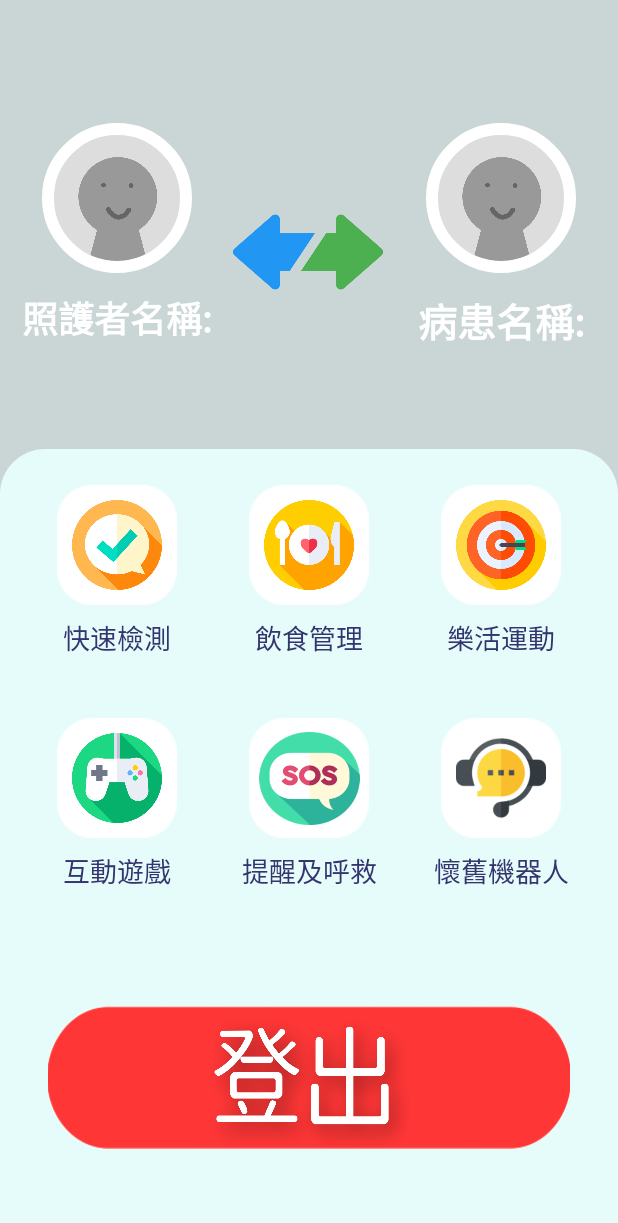
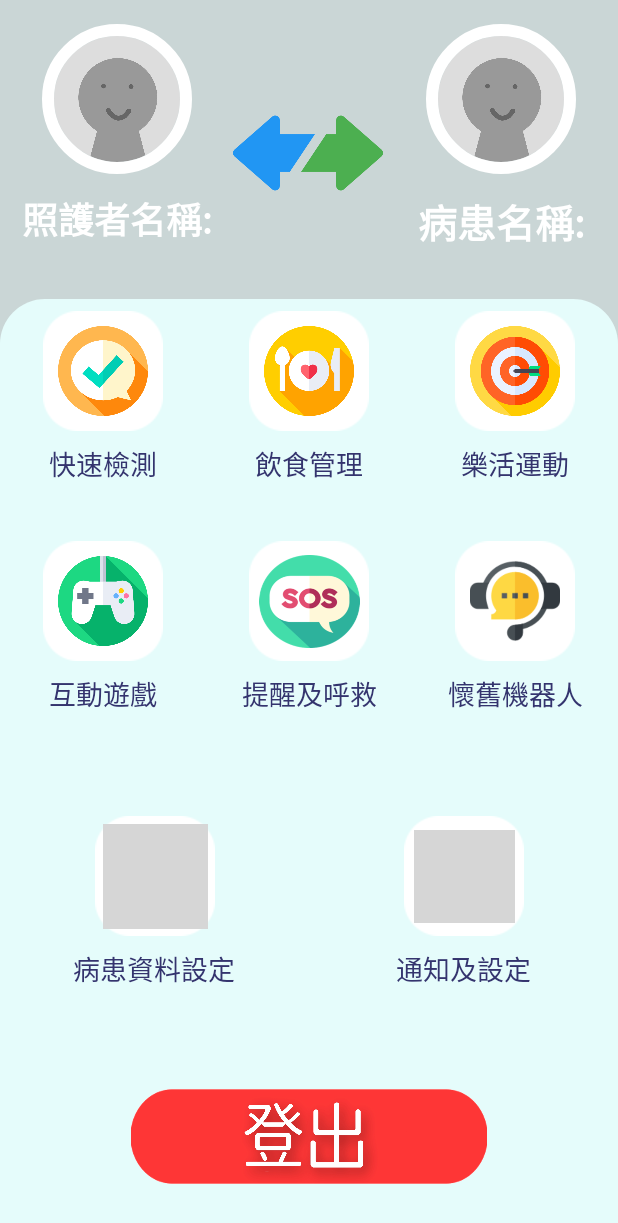
Before and after one commit to sumeao/Non-Dementia, an Android app: the MainActivity screen opened directly, with no data from a screen before it, on a phone screen of 412 x 824 dp. Shown: the top 1223 px of the screen. Run offline under Robolectric (Android 15) with nearby library versions, the phone set to English and light mode, and no system bars; our stand-ins replace CircleImageView; 5 statements that could not run were skipped; grey boxes are pictures that could not be loaded.

Commit message:
main更新

```diff
--- a/app/src/main/res/layout/activity_main.xml
+++ b/app/src/main/res/layout/activity_main.xml
@@ -6,8 +6,8 @@
     android:layout_width="match_parent"
     android:layout_height="match_parent"
     android:background="#CAD6D6"
-    tools:viewBindingIgnore="true"
-    tools:context=".MainActivity">
+    tools:context=".MainActivity"
+    tools:viewBindingIgnore="true">
 
 
     <androidx.constraintlayout.widget.ConstraintLayout
@@ -40,13 +40,12 @@
             android:layout_height="100dp"
             android:layout_marginStart="28dp"
             android:layout_marginTop="16dp"
+            android:src="@drawable/head_bg"
+            app:civ_border_color="#FFFFFF"
+            app:civ_border_width="8dp"
             app:layout_constraintStart_toStartOf="parent"
             app:layout_constraintTop_toTopOf="parent"
-            tools:ignore="SpeakableTextPresentCheck"
-            android:src="@drawable/head_bg"
-            app:civ_border_width="8dp"
-            app:civ_border_color="#FFFFFF"
-            />
+            tools:ignore="SpeakableTextPresentCheck" />
 
         <ImageView
             android:id="@+id/double_arrow"
@@ -57,8 +56,7 @@
             app:layout_constraintEnd_toEndOf="parent"
             app:layout_constraintHorizontal_bias="0.147"
             app:layout_constraintStart_toEndOf="@+id/caregiver"
-            app:layout_constraintTop_toTopOf="parent"
-             />
+            app:layout_constraintTop_toTopOf="parent" />
 
 
         <TextView
@@ -79,13 +77,12 @@
             android:layout_width="100dp"
             android:layout_height="100dp"
             android:layout_marginEnd="28dp"
+            android:src="@drawable/head_bg"
+            app:civ_border_color="#FFFFFF"
+            app:civ_border_width="8dp"
             app:layout_constraintBottom_toBottomOf="@+id/caregiver"
             app:layout_constraintEnd_toEndOf="parent"
-            app:layout_constraintTop_toTopOf="@+id/caregiver"
-            android:src="@drawable/head_bg"
-            app:civ_border_width="8dp"
-            app:civ_border_color="#FFFFFF"
-            />
+            app:layout_constraintTop_toTopOf="@+id/caregiver" />
 
         <TextView
             android:id="@+id/patient_name"
@@ -110,30 +107,37 @@
         app:layout_constraintBottom_toBottomOf="parent"
         app:layout_constraintEnd_toEndOf="parent"
         app:layout_constraintStart_toStartOf="parent"
-        app:layout_constraintTop_toBottomOf="@+id/textView">
+        app:layout_constraintTop_toBottomOf="@+id/constraintLayout3">
 
         <TableLayout
             android:id="@+id/tableLayout"
-            android:layout_width="match_parent"
-            android:layout_height="wrap_content"
+            android:layout_width="wrap_content"
+            android:layout_height="match_parent"
+            android:stretchColumns="*"
+            app:layout_constraintBottom_toBottomOf="parent"
+            app:layout_constraintBottom_toTopOf="@+id/constraintLayout5"
             app:layout_constraintEnd_toEndOf="parent"
             app:layout_constraintStart_toStartOf="parent"
             app:layout_constraintTop_toTopOf="parent">
 
             <TableRow
                 android:layout_width="match_parent"
-                android:layout_height="match_parent"
+                android:layout_height="wrap_content"
+
                 android:gravity="center">
 
                 <LinearLayout
-                    android:layout_width="match_parent"
+                    android:layout_width="0dp"
                     android:layout_height="wrap_content"
-                    android:layout_margin="16dp"
+                    android:layout_weight="1"
                     android:orientation="vertical">
 
                     <androidx.constraintlayout.widget.ConstraintLayout
                         android:layout_width="match_parent"
-                        android:layout_height="match_parent">
+                        android:layout_height="match_parent"
+
+
+                        >
 
                         <ImageButton
                             android:id="@+id/BtnGame2"
@@ -181,9 +185,9 @@
 
                 <LinearLayout
                     android:id="@+id/Ex_layout"
-                    android:layout_width="match_parent"
+                    android:layout_width="0dp"
                     android:layout_height="wrap_content"
-                    android:layout_margin="16dp"
+                    android:layout_weight="1"
                     android:orientation="vertical">
 
                     <androidx.constraintlayout.widget.ConstraintLayout
@@ -234,9 +238,9 @@
                 </LinearLayout>
 
                 <LinearLayout
-                    android:layout_width="match_parent"
+                    android:layout_width="0dp"
                     android:layout_height="wrap_content"
-                    android:layout_margin="16dp"
+                    android:layout_weight="1"
                     android:orientation="vertical">
 
                     <androidx.constraintlayout.widget.ConstraintLayout
@@ -289,13 +293,14 @@
 
             <TableRow
                 android:layout_width="match_parent"
-                android:layout_height="0dp"
+                android:layout_height="wrap_content"
+                android:layout_weight="1"
                 android:gravity="center">
 
                 <LinearLayout
-                    android:layout_width="match_parent"
+                    android:layout_width="0dp"
                     android:layout_height="wrap_content"
-                    android:layout_margin="16dp"
+                    android:layout_weight="1"
                     android:orientation="vertical">
 
                     <androidx.constraintlayout.widget.ConstraintLayout
@@ -346,9 +351,9 @@
                 </LinearLayout>
 
                 <LinearLayout
-                    android:layout_width="match_parent"
+                    android:layout_width="0dp"
                     android:layout_height="wrap_content"
-                    android:layout_margin="16dp"
+                    android:layout_weight="1"
                     android:orientation="vertical">
 
                     <androidx.constraintlayout.widget.ConstraintLayout
@@ -399,9 +404,9 @@
                 </LinearLayout>
 
                 <LinearLayout
-                    android:layout_width="match_parent"
+                    android:layout_width="0dp"
                     android:layout_height="wrap_content"
-                    android:layout_margin="16dp"
+                    android:layout_weight="1"
                     android:orientation="vertical">
 
                     <androidx.constraintlayout.widget.ConstraintLayout
@@ -453,22 +458,131 @@
                 </LinearLayout>
             </TableRow>
 
-        </TableLayout>
+            <TableRow
+                android:layout_width="match_parent"
+                android:layout_height="wrap_content"
+                android:layout_weight="1"
+                android:gravity="center">
+
+                <LinearLayout
+                    android:layout_width="0dp"
+                    android:layout_height="wrap_content"
+                    android:layout_weight="1"
+                    android:orientation="vertical">
 
                     <androidx.constraintlayout.widget.ConstraintLayout
                         android:layout_width="match_parent"
+                        android:layout_height="match_parent">
+
+                        <ImageButton
+                            android:id="@+id/BtnGame"
+                            android:layout_width="0dp"
+                            android:layout_height="0dp"
+                            app:layout_constraintBottom_toBottomOf="@+id/imageView6"
+                            app:layout_constraintEnd_toEndOf="@+id/imageView6"
+                            app:layout_constraintStart_toStartOf="@+id/imageView6"
+                            app:layout_constraintTop_toTopOf="@+id/imageView6" />
+
+                        <ImageView
+                            android:id="@+id/imageView5"
+                            android:layout_width="wrap_content"
                             android:layout_height="wrap_content"
-            android:layout_margin="32dp"
-            android:background="@drawable/bottom_background_cricle"
+                            android:layout_margin="8dp"
                             app:layout_constraintBottom_toBottomOf="parent"
                             app:layout_constraintEnd_toEndOf="parent"
                             app:layout_constraintStart_toStartOf="parent"
-            app:layout_constraintTop_toBottomOf="@+id/tableLayout">
+                            app:layout_constraintTop_toTopOf="parent"
+                            app:srcCompat="@drawable/white" />
+
+                        <ImageView
+                            android:id="@+id/imageView6"
+                            android:layout_width="70dp"
+                            android:layout_height="70dp"
+                            app:layout_constraintBottom_toBottomOf="@+id/imageView5"
+                            app:layout_constraintEnd_toEndOf="@+id/imageView5"
+                            app:layout_constraintStart_toStartOf="@+id/imageView5"
+                            app:layout_constraintTop_toTopOf="@+id/imageView5"
+                            app:srcCompat="@drawable/patient" />
+
+                    </androidx.constraintlayout.widget.ConstraintLayout>
+
+                    <TextView
+                        android:id="@+id/textView4"
+                        android:layout_width="match_parent"
+                        android:layout_height="wrap_content"
+                        android:text="病患資料設定"
+                        android:textAlignment="center"
+                        android:textColor="#34346E"
+                        android:textSize="18sp" />
+
+                </LinearLayout>
+
+                <LinearLayout
+                    android:layout_width="0dp"
+                    android:layout_height="wrap_content"
+                    android:layout_weight="1"
+                    android:orientation="vertical">
+
+                    <androidx.constraintlayout.widget.ConstraintLayout
+                        android:layout_width="match_parent"
+                        android:layout_height="match_parent">
 
                         <ImageButton
+                            android:id="@+id/BtnGPS"
+                            android:layout_width="0dp"
+                            android:layout_height="0dp"
+                            app:layout_constraintBottom_toBottomOf="@+id/imageView6"
+                            app:layout_constraintEnd_toEndOf="@+id/imageView6"
+                            app:layout_constraintStart_toStartOf="@+id/imageView6"
+                            app:layout_constraintTop_toTopOf="@+id/imageView6" />
+
+                        <ImageView
+                            android:id="@+id/imageView7"
+                            android:layout_width="wrap_content"
+                            android:layout_height="wrap_content"
+                            android:layout_margin="8dp"
+                            app:layout_constraintBottom_toBottomOf="parent"
+                            app:layout_constraintEnd_toEndOf="parent"
+                            app:layout_constraintStart_toStartOf="parent"
+                            app:layout_constraintTop_toTopOf="parent"
+                            app:srcCompat="@drawable/white" />
+
+                        <ImageView
+                            android:id="@+id/imageView6"
+                            android:layout_width="67dp"
+                            android:layout_height="62dp"
+                            app:layout_constraintBottom_toBottomOf="@+id/imageView7"
+                            app:layout_constraintEnd_toEndOf="@+id/imageView7"
+                            app:layout_constraintStart_toStartOf="@+id/imageView7"
+                            app:layout_constraintTop_toTopOf="@+id/imageView7"
+                            app:srcCompat="@drawable/settings" />
+
+                    </androidx.constraintlayout.widget.ConstraintLayout>
+
+                    <TextView
+                        android:id="@+id/textView4"
+                        android:layout_width="match_parent"
+                        android:layout_height="wrap_content"
+                        android:text="通知及設定"
+                        android:textAlignment="center"
+                        android:textColor="#34346E"
+                        android:textSize="18sp" />
+
+                </LinearLayout>
+
+
+            </TableRow>
+
+            <TableRow
+                android:layout_width="match_parent"
+                android:layout_height="wrap_content"
+                android:layout_weight="1"
+                android:gravity="center">
+
+                <ImageView
                     android:id="@+id/logout"
-                android:layout_width="wrap_content"
-                android:layout_height="150dp"
+                    android:layout_width="150dp"
+                    android:layout_height="100dp"
                     android:background="@drawable/logout"
                     android:scaleType="fitCenter"
                     app:layout_constraintBottom_toBottomOf="parent"
@@ -476,8 +590,9 @@
                     app:layout_constraintStart_toStartOf="parent"
                     app:layout_constraintTop_toTopOf="parent" />
 
+
+            </TableRow>
+        </TableLayout>
+
     </androidx.constraintlayout.widget.ConstraintLayout>
 </androidx.constraintlayout.widget.ConstraintLayout>
-
-
-</androidx.constraintlayout.widget.ConstraintLayout>
```
Lines whose indentation alone changed are shown as unchanged.
